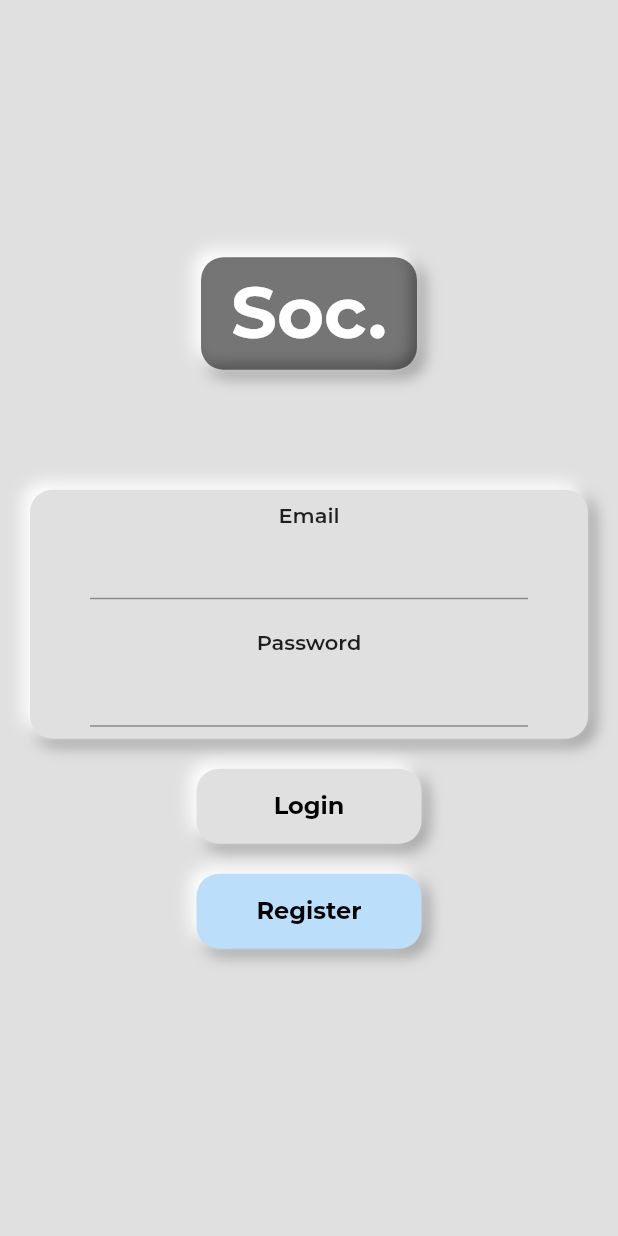
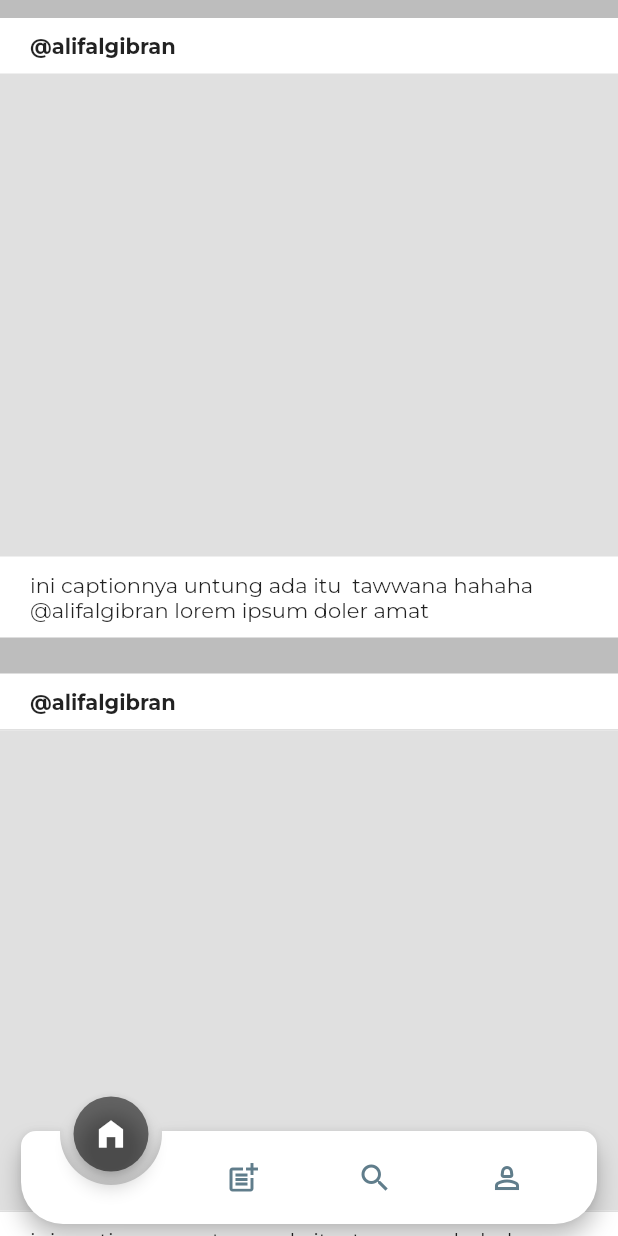
Before and after one commit to muhalifalgibran/soc-app, a Flutter app: the screen it shows after launch, on a phone screen of 412 x 824 dp. Run offline on Flutter 3.47's test engine with Material 2 defaults, Android fonts, the phone set to English and light mode, and no system bars; drawn by our look-alikes of animated_notch_bottom_bar; our stand-ins replace flutter_inset_box_shadow, google_fonts.

Commit message:
your page UI

```diff
--- a/lib/app.dart
+++ b/lib/app.dart
@@ -42,7 +42,7 @@
   int maxCount = 4;
   @override
   Widget build(BuildContext context) {
-    return LoginPage();
+    // return LoginPage();
     return Scaffold(
       backgroundColor: Colors.red,
       body: Center(
--- a/lib/features/your_page/presentation/pages/your_page.dart
+++ b/lib/features/your_page/presentation/pages/your_page.dart
@@ -15,66 +15,61 @@
   @override
   Widget build(BuildContext context) {
     return Scaffold(
-      backgroundColor: Colors.grey.shade300,
-      body: Center(
+      backgroundColor: Colors.grey.shade400,
+      body: SingleChildScrollView(
         child: Column(
-          mainAxisAlignment: MainAxisAlignment.center,
-          children: <Widget>[
-            const NeuContainer(
-              backgroundColor: Colors.black54,
-              child: Text(
-                'Soc.',
-                style: TextStyle(
-                  fontWeight: FontWeight.bold,
-                  fontSize: 48,
-                  color: Colors.white,
-                ),
-              ),
-            ),
-            const SizedBox(height: 80),
-            Padding(
-              padding: const EdgeInsets.symmetric(horizontal: 20.0),
-              child: NeuContainer(
-                child: Column(
-                  children: [
-                    SocForm(
-                      label: 'Email',
-                      onChanged: (value) {},
-                    ),
-                    const SizedBox(height: 20),
-                    SocForm(
-                      label: 'Password',
-                      obscure: true,
-                      onChanged: (value) {},
-                    ),
-                  ],
-                ),
-              ),
-            ),
-            const SizedBox(height: 20),
-            SocButton(
-              onPressed: () {
-                print('object1');
-              },
-              label: 'Login',
-            ),
-            const SizedBox(height: 20),
-            SocButton(
-              onPressed: () {},
-              label: 'Register',
-              color: Colors.blue.shade100,
-            ),
-            const SizedBox(height: 20),
-            // SocButton(
-            //   onPressed: () {},
-            //   width: 290,
-            //   prefix: const Icon(Icons.mail_outline_rounded),
-            //   label: 'Register with email',
-            //   color: Colors.red.shade300,
-            // ),
-          ],
-        ),
+            children: List.generate(100, (index) {
+          return _ListPost();
+        })),
       ),
     );
   }
 }
+
+class _ListPost extends StatelessWidget {
+  const _ListPost({super.key});
+
+  @override
+  Widget build(BuildContext context) {
+    return Container(
+      color: Colors.white,
+      margin: const EdgeInsets.symmetric(
+        vertical: 12,
+      ),
+      width: MediaQuery.of(context).size.width,
+      child: Column(
+        // mainAxisAlignment: MainAxisAlignment.start,
+        crossAxisAlignment: CrossAxisAlignment.start,
+        children: [
+          Container(
+            margin: EdgeInsets.symmetric(horizontal: 20, vertical: 10),
+            child: const Text(
+              '@alifalgibran',
+              style: TextStyle(
+                fontWeight: FontWeight.bold,
+              ),
+            ),
+          ),
+          Container(
+            height: 1,
+            color: Colors.grey.shade300,
+          ),
+          Container(
+            height: 320,
+            color: Colors.grey.shade300,
+          ),
+          Container(
+            height: 1,
+            color: Colors.grey.shade300,
+          ),
+          Container(
+            margin: EdgeInsets.symmetric(horizontal: 20, vertical: 10),
+            child: const Text(
+                'ini captionnya untung ada itu  tawwana hahaha @alifalgibran'
+                ' lorem ipsum doler amat'),
+          ),
+        ],
+      ),
+    );
+  }
+}
```
